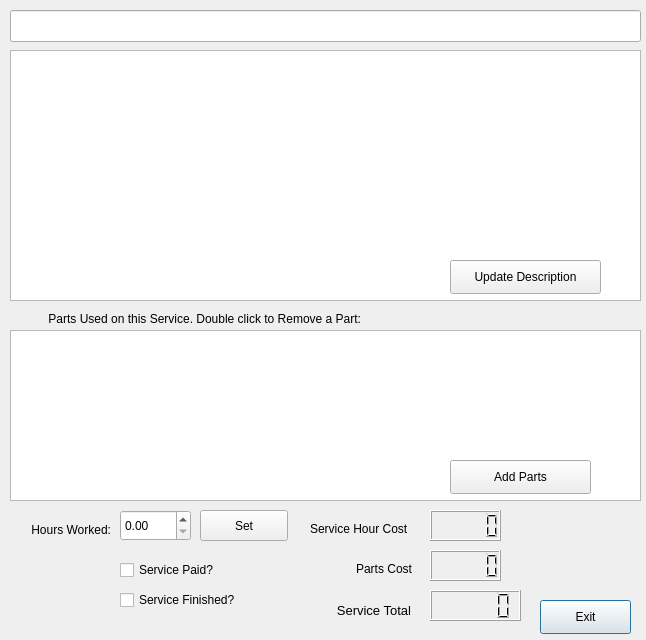
bedi1982/Oficina, file Client_Add_service.ui: the form before one commit.
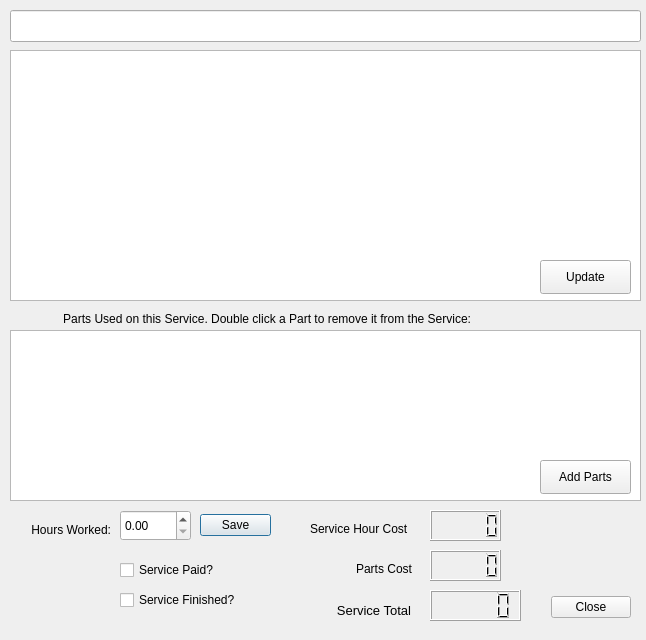
The form after the commit. Icons and pictures are not drawn.

Commit message:
Changed the button type on all forms from QPushButton's -> QDialogButtonBox
Removed images from c++ src code and mapped them directly in the form

Improved search results when returning to the main window form from a
modal window

Improved forms, alignment, images, texts

What changed in the file:
```diff
--- a/Client_Add_service.ui
+++ b/Client_Add_service.ui
@@ -12,32 +12,19 @@
   </property>
   <property name="minimumSize">
    <size>
-    <width>500</width>
-    <height>500</height>
+    <width>646</width>
+    <height>640</height>
    </size>
   </property>
   <property name="maximumSize">
    <size>
-    <width>800</width>
-    <height>1000</height>
+    <width>646</width>
+    <height>640</height>
    </size>
   </property>
   <property name="windowTitle">
    <string>Adding Service to Car!</string>
   </property>
-  <widget class="QPushButton" name="btn_Exit">
-   <property name="geometry">
-    <rect>
-     <x>540</x>
-     <y>600</y>
-     <width>91</width>
-     <height>34</height>
-    </rect>
-   </property>
-   <property name="text">
-    <string>Exit</string>
-   </property>
-  </widget>
   <widget class="QLabel" name="lbl_PartsCost">
    <property name="geometry">
     <rect>
@@ -81,9 +68,9 @@
    </property>
    <property name="geometry">
     <rect>
-     <x>450</x>
+     <x>540</x>
      <y>460</y>
-     <width>141</width>
+     <width>91</width>
      <height>34</height>
     </rect>
    </property>
@@ -99,6 +86,10 @@
    <property name="text">
     <string>Add Parts</string>
    </property>
+   <property name="icon">
+    <iconset resource="resources/images.qrc">
+     <normaloff>:/emoticons/service.png</normaloff>:/emoticons/service.png</iconset>
+   </property>
   </widget>
   <widget class="QLabel" name="lbl_Emoticon">
    <property name="geometry">
@@ -137,12 +128,12 @@
     <rect>
      <x>0</x>
      <y>310</y>
-     <width>361</width>
+     <width>471</width>
      <height>18</height>
     </rect>
    </property>
    <property name="text">
-    <string>Parts Used on this Service. Double click to Remove a Part:</string>
+    <string>Parts Used on this Service. Double click a Part to remove it from the Service:</string>
    </property>
    <property name="alignment">
     <set>Qt::AlignRight|Qt::AlignTrailing|Qt::AlignVCenter</set>
@@ -164,22 +155,6 @@
     <string>Service Paid?</string>
    </property>
   </widget>
-  <widget class="QPushButton" name="btn_Update_Service_Description">
-   <property name="enabled">
-    <bool>true</bool>
-   </property>
-   <property name="geometry">
-    <rect>
-     <x>450</x>
-     <y>260</y>
-     <width>151</width>
-     <height>34</height>
-    </rect>
-   </property>
-   <property name="text">
-    <string>Update Description</string>
-   </property>
-  </widget>
   <widget class="QTextEdit" name="txt_Servicedescription">
    <property name="geometry">
     <rect>
@@ -189,6 +164,9 @@
      <height>251</height>
     </rect>
    </property>
+   <property name="focusPolicy">
+    <enum>Qt::NoFocus</enum>
+   </property>
    <property name="acceptDrops">
     <bool>false</bool>
    </property>
@@ -200,22 +178,6 @@
 &lt;p style=&quot;-qt-paragraph-type:empty; margin-top:0px; margin-bottom:0px; margin-left:0px; margin-right:0px; -qt-block-indent:0; text-indent:0px;&quot;&gt;&lt;br /&gt;&lt;/p&gt;&lt;/body&gt;&lt;/html&gt;</string>
    </property>
   </widget>
-  <widget class="QPushButton" name="btn_Save_Hours_Worked">
-   <property name="enabled">
-    <bool>true</bool>
-   </property>
-   <property name="geometry">
-    <rect>
-     <x>200</x>
-     <y>510</y>
-     <width>88</width>
-     <height>31</height>
-    </rect>
-   </property>
-   <property name="text">
-    <string>Set</string>
-   </property>
-  </widget>
   <widget class="QDoubleSpinBox" name="Spin_Hand_Work_Hours">
    <property name="enabled">
     <bool>true</bool>
@@ -260,6 +222,9 @@
      <height>32</height>
     </rect>
    </property>
+   <property name="focusPolicy">
+    <enum>Qt::NoFocus</enum>
+   </property>
    <property name="acceptDrops">
     <bool>false</bool>
    </property>
@@ -323,17 +288,88 @@
     <string>Service Finished?</string>
    </property>
   </widget>
+  <widget class="QDialogButtonBox" name="btnBox_Close">
+   <property name="geometry">
+    <rect>
+     <x>540</x>
+     <y>590</y>
+     <width>91</width>
+     <height>34</height>
+    </rect>
+   </property>
+   <property name="standardButtons">
+    <set>QDialogButtonBox::Close</set>
+   </property>
+  </widget>
+  <widget class="QDialogButtonBox" name="btn_Save_Worked_Hours">
+   <property name="geometry">
+    <rect>
+     <x>200</x>
+     <y>510</y>
+     <width>71</width>
+     <height>31</height>
+    </rect>
+   </property>
+   <property name="standardButtons">
+    <set>QDialogButtonBox::Save</set>
+   </property>
+  </widget>
+  <widget class="QPushButton" name="btn_Add_Parts_Used_In_The_Service_2">
+   <property name="enabled">
+    <bool>true</bool>
+   </property>
+   <property name="geometry">
+    <rect>
+     <x>540</x>
+     <y>260</y>
+     <width>91</width>
+     <height>34</height>
+    </rect>
+   </property>
+   <property name="sizePolicy">
+    <sizepolicy hsizetype="Fixed" vsizetype="Fixed">
+     <horstretch>0</horstretch>
+     <verstretch>0</verstretch>
+    </sizepolicy>
+   </property>
+   <property name="acceptDrops">
+    <bool>false</bool>
+   </property>
+   <property name="text">
+    <string>Update</string>
+   </property>
+   <property name="icon">
+    <iconset resource="resources/images.qrc">
+     <normaloff>:/emoticons/client_info.png</normaloff>:/emoticons/client_info.png</iconset>
+   </property>
+  </widget>
+  <widget class="QLabel" name="label_2">
+   <property name="geometry">
+    <rect>
+     <x>40</x>
+     <y>560</y>
+     <width>61</width>
+     <height>51</height>
+    </rect>
+   </property>
+   <property name="text">
+    <string/>
+   </property>
+   <property name="pixmap">
+    <pixmap resource="resources/images.qrc">:/emoticons/tux.png</pixmap>
+   </property>
+   <property name="scaledContents">
+    <bool>true</bool>
+   </property>
+  </widget>
   <zorder>tbl_Parts_Used_In_Service</zorder>
   <zorder>txt_Servicedescription</zorder>
-  <zorder>btn_Exit</zorder>
   <zorder>lbl_PartsCost</zorder>
   <zorder>lbl_totlaServiceCost</zorder>
   <zorder>btn_Add_Parts_Used_In_The_Service</zorder>
   <zorder>lbl_Emoticon</zorder>
   <zorder>lbl_PartsUsed</zorder>
   <zorder>check_Paid</zorder>
-  <zorder>btn_Update_Service_Description</zorder>
-  <zorder>btn_Save_Hours_Worked</zorder>
   <zorder>Spin_Hand_Work_Hours</zorder>
   <zorder>lbl_InsertWorkCost</zorder>
   <zorder>line_ServiceShortDescription</zorder>
@@ -342,6 +378,10 @@
   <zorder>lcd_Parts_Cost</zorder>
   <zorder>lcd_Service_Total</zorder>
   <zorder>check_Finished</zorder>
+  <zorder>btnBox_Close</zorder>
+  <zorder>btn_Save_Worked_Hours</zorder>
+  <zorder>btn_Add_Parts_Used_In_The_Service_2</zorder>
+  <zorder>label_2</zorder>
  </widget>
  <tabstops>
   <tabstop>btn_Update_Service_Description</tabstop>
```
Left out of the diff: 7 changed lines with no effect on the pictures. The commit also changes 41 other files.
